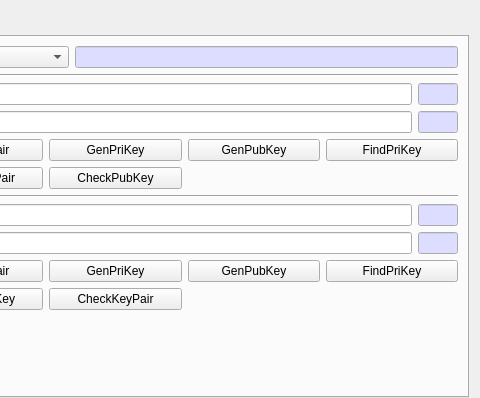
The window that BerEditor/key_agree_dlg.ui (jykim74/BerEditor) describes before a commit, drawn with Qt 5; both pictures show x 111 to 591 and y 0 to 398 of the 591 by 661 pixel window.
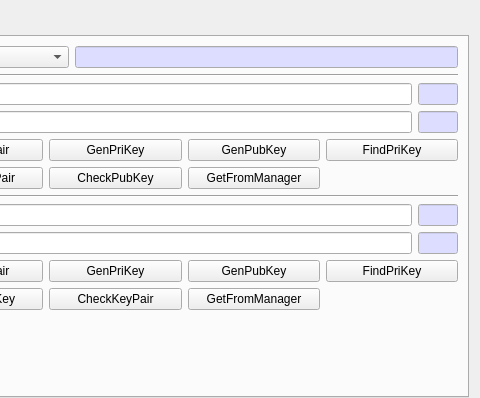
The same window after the commit.

Commit message: KeyAgreement 에서 Cert Manager 로 키 가져오기 지원

What changed in the file:
```diff
--- a/BerEditor/key_agree_dlg.ui
+++ b/BerEditor/key_agree_dlg.ui
@@ -682,6 +682,13 @@
            </property>
           </widget>
          </item>
+         <item row="1" column="4">
+          <widget class="QPushButton" name="mBGetFromManBtn">
+           <property name="text">
+            <string>GetFromManager</string>
+           </property>
+          </widget>
+         </item>
         </layout>
        </item>
        <item row="9" column="0">
@@ -744,6 +751,13 @@
            </property>
           </widget>
          </item>
+         <item row="1" column="4">
+          <widget class="QPushButton" name="mAGetFromManBtn">
+           <property name="text">
+            <string>GetFromManager</string>
+           </property>
+          </widget>
+         </item>
         </layout>
        </item>
        <item row="6" column="2">
```
The commit also changes 2 other files.
